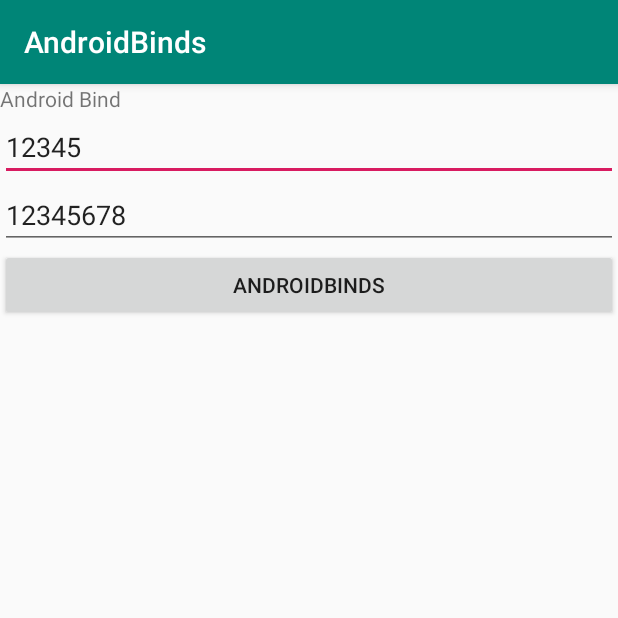
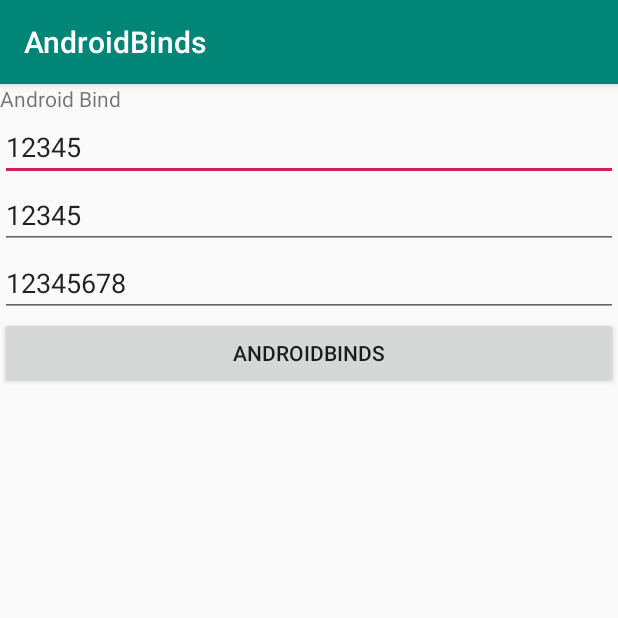
Before and after one commit to Linyuzai/AndroidBinds, an Android app: the screen it shows after launch (MainActivity), after a tap on "ANDROIDBINDS", on a phone screen of 412 x 824 dp, the top half of it. Run offline under Robolectric (Android 15) with nearby library versions, the phone set to English and light mode, and no system bars.

```diff
--- a/app/src/main/java/eason/linyuzai/androidbinds/MainActivity.java
+++ b/app/src/main/java/eason/linyuzai/androidbinds/MainActivity.java
@@ -1,27 +1,29 @@
 package eason.linyuzai.androidbinds;
 
+import android.os.Bundle;
 import android.support.annotation.NonNull;
 import android.support.v7.app.AppCompatActivity;
-import android.os.Bundle;
-import android.widget.Toast;
+import android.view.View;
 
 import java.util.HashMap;
 import java.util.Map;
 
-import eason.linyuzai.binds.convertor.IntConvertor;
-import eason.linyuzai.binds.reflect.TargetMapSupport;
 import eason.linyuzai.binds.ValueBinds;
 import eason.linyuzai.binds.annotation.BindText;
 import eason.linyuzai.binds.annotation.BindVisible;
-import eason.linyuzai.binds.convertor.attach.VisibleToBooleanConvertor;
+import eason.linyuzai.binds.annotation.TargetObject;
+import eason.linyuzai.binds.convertor.IntConvertor;
+import eason.linyuzai.binds.reflect.TargetMapSupport;
+import eason.linyuzai.binds.target.ValueTarget;
 import eason.linyuzai.binds.target.attach.TextTarget;
 import eason.linyuzai.binds.target.attach.VisibleTarget;
 
 public class MainActivity extends AppCompatActivity {
 
-    @BindText(R.id.text)
+    @BindText(value = R.id.text, ignoreSame = false)
     private TextTarget<String> title;
 
+    @TargetObject
     private User user;
 
     @BindVisible(value = R.id.view, convertor = MyConvertor.class)
@@ -34,14 +36,21 @@ public class MainActivity extends AppCompatActivity {
         ValueBinds.inject(this);
         title.setValue("Android Bind");
         view.setValue("0");
+        user.username.addListener(new ValueTarget.Listener() {
+            @Override
+            public void onListen(ValueTarget target, View v) {
+                target.syncValue();
+            }
+        });
         //user.username.addListener(() -> Toast.makeText(MainActivity.this, user.toString(), Toast.LENGTH_SHORT).show());
         findViewById(R.id.button).setOnClickListener(v -> {
             view.setValue(view.getValue().equals("0") ? "8" : "0");
-            Toast.makeText(MainActivity.this, view.toString(), Toast.LENGTH_SHORT).show();
+            //Toast.makeText(MainActivity.this, view.toString(), Toast.LENGTH_SHORT).show();
             Map<String, String> map = new HashMap<>();
             map.put("username", "12345");
             map.put("password", "12345678");
             user.fromMap(map);
+            //Toast.makeText(MainActivity.this, title.getView().toString(), Toast.LENGTH_SHORT).show();
         });
     }
 
@@ -60,7 +69,7 @@ public class MainActivity extends AppCompatActivity {
 
     private static class User implements TargetMapSupport {
 
-        @BindText(R.id.username)
+        @BindText({R.id.username, R.id.username2})
         TextTarget<String> username;
 
         @BindText(R.id.password)
--- a/app/src/main/res/layout/activity_main.xml
+++ b/app/src/main/res/layout/activity_main.xml
@@ -18,6 +18,11 @@
         android:layout_height="wrap_content" />
 
     <EditText
+        android:id="@+id/username2"
+        android:layout_width="match_parent"
+        android:layout_height="wrap_content" />
+
+    <EditText
         android:id="@+id/password"
         android:layout_width="match_parent"
         android:layout_height="wrap_content" />
--- a/binds/build.gradle
+++ b/binds/build.gradle
@@ -43,7 +43,7 @@ publish {
     userOrg =  'linyuzai'  //bintray注册的用户名（不是邮箱）
     groupId =  'eason.linyuzai'
     artifactId =  'value-binds'  //项目名称
-    publishVersion =  '0.1.2'  //版本号
+    publishVersion =  '0.1.3'  //版本号
     desc =  ''  //项目描述。可空。
     website =  ''  //项目地址，一般填github地址。可空。
 }
--- a/binds/src/main/java/eason/linyuzai/binds/ValueBinds.java
+++ b/binds/src/main/java/eason/linyuzai/binds/ValueBinds.java
@@ -104,7 +104,7 @@ public final class ValueBinds {
                     @Override
                     public void onTextChanged(CharSequence s, int start, int before, int count) {
                         target.setTargetValue(s.toString(), false);
-                        performListener(target);
+                        performListener(target, twr);
                     }
 
                     @Override
@@ -180,7 +180,7 @@ public final class ValueBinds {
             if (read) {
                 compoundButton.setOnCheckedChangeListener((v, isChecked) -> {
                     target.setTargetValue(isChecked, false);
-                    performListener(target);
+                    performListener(target, cbwr);
                 });
             }
             if (write) {
@@ -203,11 +203,11 @@ public final class ValueBinds {
      *
      * @param target which listeners need perform
      */
-    private static void performListener(ValueTarget<?, ?> target) {
+    private static void performListener(ValueTarget<?, ?> target, WeakReference<? extends View> reference) {
         for (ValueTarget.Listener listener : target.getListeners()) {
             if (null == listener)
                 continue;
-            listener.onListen();
+            listener.onListen(target, reference.get());
         }
     }
 }
--- a/binds/src/main/java/eason/linyuzai/binds/ValueTargetImpl.java
+++ b/binds/src/main/java/eason/linyuzai/binds/ValueTargetImpl.java
@@ -99,6 +99,11 @@ class ValueTargetImpl<V, T> implements ValueTarget<V, T> {
     }
 
     @Override
+    public void syncValue() {
+        setValue(value);
+    }
+
+    @Override
     public boolean isIgnoreSame() {
         return ignoreSame;
     }
--- a/binds/src/main/java/eason/linyuzai/binds/target/ValueTarget.java
+++ b/binds/src/main/java/eason/linyuzai/binds/target/ValueTarget.java
@@ -38,6 +38,8 @@ public interface ValueTarget<V, T> {
     String getStringValue();
 
     void setStringValue(String value);
+
+    void syncValue();
 
     boolean isIgnoreSame();
 
@@ -128,6 +130,6 @@ public interface ValueTarget<V, T> {
         /**
          * Call this method when value changed
          */
-        void onListen();
+        void onListen(ValueTarget target, View v);
     }
 }
```
